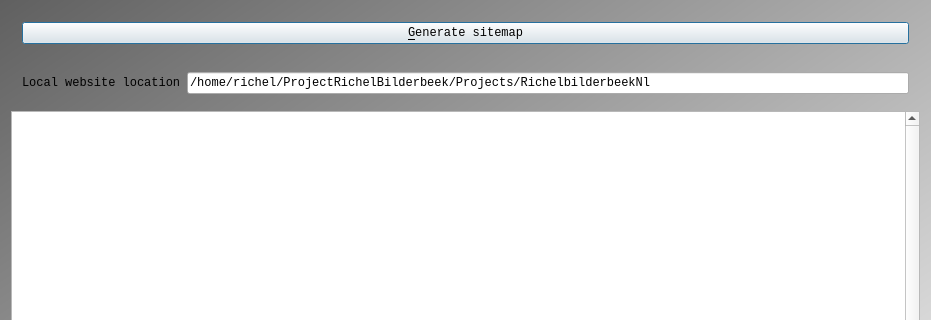
The window that Tools/ToolRichelbilderbeekNlSitemapGenerator/qtsitemapgeneratormaindialog.ui (richelbilderbeek/ProjectRichelBilderbeek) describes before a commit, drawn with Qt 5; both pictures show x 0 to 931 and y 0 to 320 of the 931 by 632 pixel window.
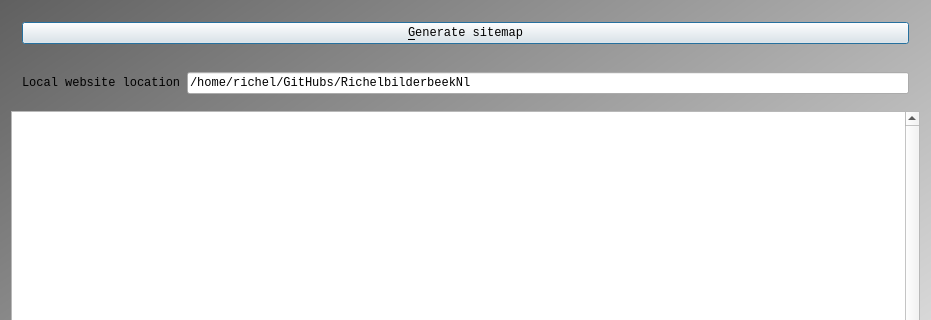
The same window after the commit. Icons and pictures are not drawn.

The edit to the form file:
```diff
--- a/Tools/ToolRichelbilderbeekNlSitemapGenerator/qtsitemapgeneratormaindialog.ui
+++ b/Tools/ToolRichelbilderbeekNlSitemapGenerator/qtsitemapgeneratormaindialog.ui
@@ -59,7 +59,7 @@
       <item>
        <widget class="QLineEdit" name="edit_website">
         <property name="text">
-         <string>/home/richel/ProjectRichelBilderbeek/Projects/RichelbilderbeekNl</string>
+         <string>/home/richel/GitHubs/RichelbilderbeekNl</string>
         </property>
        </widget>
       </item>
```
